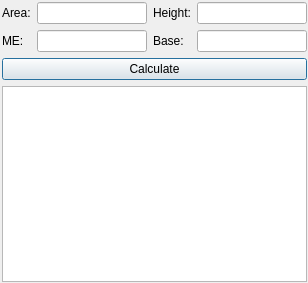
Before: the Qt Designer form src/gui/parallelogram_area.ui in ayham-1/upperLowerBounds, drawn with Qt 5.
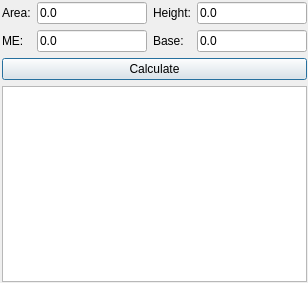
After: the same form once the commit is applied.

What changed in the file:
```diff
--- a/src/gui/parallelogram_area.ui
+++ b/src/gui/parallelogram_area.ui
@@ -13,7 +13,7 @@
   <property name="windowTitle">
    <string>Parallelogram Formula: Area</string>
   </property>
-  <widget class="QWidget" name="">
+  <widget class="QWidget" name="layoutWidget">
    <property name="geometry">
     <rect>
      <x>2</x>
@@ -33,7 +33,11 @@
        </widget>
       </item>
       <item row="0" column="1">
-       <widget class="QLineEdit" name="areaText"/>
+       <widget class="QLineEdit" name="areaText">
+        <property name="text">
+         <string>0.0</string>
+        </property>
+       </widget>
       </item>
       <item row="0" column="2">
        <widget class="QLabel" name="label_2">
@@ -43,7 +47,11 @@
        </widget>
       </item>
       <item row="0" column="3">
-       <widget class="QLineEdit" name="heightText"/>
+       <widget class="QLineEdit" name="heightText">
+        <property name="text">
+         <string>0.0</string>
+        </property>
+       </widget>
       </item>
       <item row="1" column="0">
        <widget class="QLabel" name="label_4">
@@ -53,7 +61,11 @@
        </widget>
       </item>
       <item row="1" column="1">
-       <widget class="QLineEdit" name="maxErrorText"/>
+       <widget class="QLineEdit" name="maxErrorText">
+        <property name="text">
+         <string>0.0</string>
+        </property>
+       </widget>
       </item>
       <item row="1" column="2">
        <widget class="QLabel" name="label_3">
@@ -63,7 +75,11 @@
        </widget>
       </item>
       <item row="1" column="3">
-       <widget class="QLineEdit" name="baseText"/>
+       <widget class="QLineEdit" name="baseText">
+        <property name="text">
+         <string>0.0</string>
+        </property>
+       </widget>
       </item>
       <item row="2" column="0" colspan="4">
        <widget class="QPushButton" name="calculateBtn">
```
